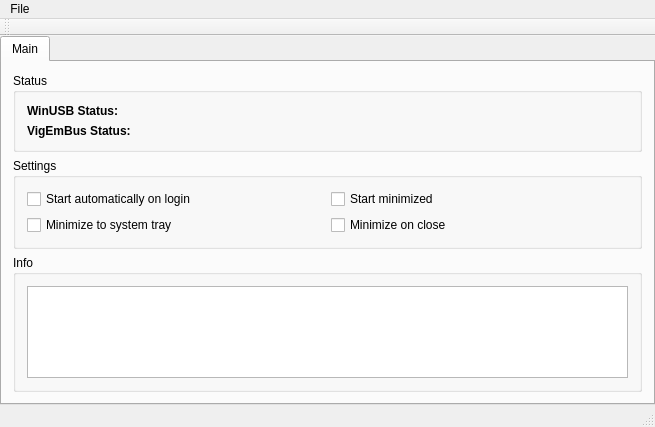
The window that XBOFS.win.qt5/XBOFSWinQT5GUI.ui (OOPMan/XBOFS.win) describes before a commit, drawn with Qt 5.
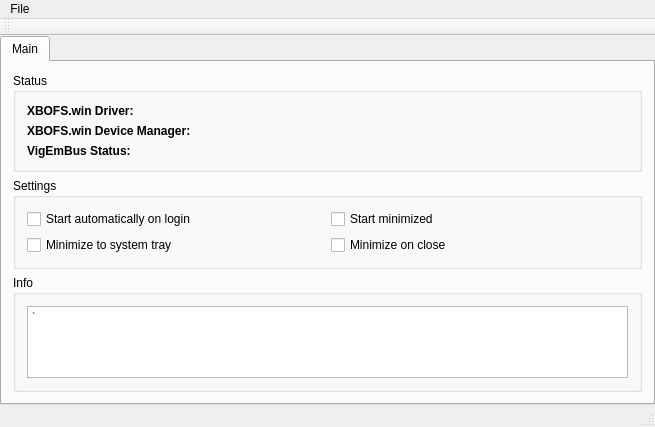
The same window after the commit. Icons and pictures are not drawn.

Commit message: #2: Enhanced GUI to display additional info

Diff of the .ui file:
```diff
--- a/XBOFS.win.qt5/XBOFSWinQT5GUI.ui
+++ b/XBOFS.win.qt5/XBOFSWinQT5GUI.ui
@@ -50,7 +50,7 @@
            <item row="0" column="0">
             <widget class="QLabel" name="label">
              <property name="text">
-              <string>&lt;html&gt;&lt;head/&gt;&lt;body&gt;&lt;p&gt;&lt;span style=&quot; font-weight:600;&quot;&gt;WinUSB Status:&lt;/span&gt;&lt;/p&gt;&lt;/body&gt;&lt;/html&gt;</string>
+              <string>&lt;html&gt;&lt;head/&gt;&lt;body&gt;&lt;p&gt;&lt;span style=&quot; font-weight:600;&quot;&gt;XBOFS.win Driver:&lt;/span&gt;&lt;/p&gt;&lt;/body&gt;&lt;/html&gt;</string>
              </property>
             </widget>
            </item>
@@ -59,20 +59,43 @@
              <property name="text">
               <string/>
              </property>
+             <property name="textFormat">
+              <enum>Qt::RichText</enum>
+             </property>
             </widget>
            </item>
-           <item row="1" column="0">
+           <item row="2" column="0">
             <widget class="QLabel" name="label_2">
              <property name="text">
               <string>&lt;html&gt;&lt;head/&gt;&lt;body&gt;&lt;p&gt;&lt;span style=&quot; font-weight:600;&quot;&gt;VigEmBus Status:&lt;/span&gt;&lt;/p&gt;&lt;/body&gt;&lt;/html&gt;</string>
              </property>
             </widget>
            </item>
-           <item row="1" column="1">
+           <item row="2" column="1">
             <widget class="QLabel" name="vigEmBusStatus">
              <property name="text">
               <string/>
              </property>
+             <property name="textFormat">
+              <enum>Qt::RichText</enum>
+             </property>
+            </widget>
+           </item>
+           <item row="1" column="0">
+            <widget class="QLabel" name="label_3">
+             <property name="text">
+              <string>&lt;html&gt;&lt;head/&gt;&lt;body&gt;&lt;p&gt;&lt;span style=&quot; font-weight:600;&quot;&gt;XBOFS.win Device Manager:&lt;/span&gt;&lt;/p&gt;&lt;/body&gt;&lt;/html&gt;</string>
+             </property>
+            </widget>
+           </item>
+           <item row="1" column="1">
+            <widget class="QLabel" name="xbofsWinDeviceManagerStatus">
+             <property name="text">
+              <string/>
+             </property>
+             <property name="textFormat">
+              <enum>Qt::RichText</enum>
+             </property>
             </widget>
            </item>
           </layout>
@@ -126,6 +149,16 @@
              <property name="readOnly">
               <bool>true</bool>
              </property>
+             <property name="html">
+              <string>&lt;!DOCTYPE HTML PUBLIC &quot;-//W3C//DTD HTML 4.0//EN&quot; &quot;http://www.w3.org/TR/REC-html40/strict.dtd&quot;&gt;
+&lt;html&gt;&lt;head&gt;&lt;meta name=&quot;qrichtext&quot; content=&quot;1&quot; /&gt;&lt;style type=&quot;text/css&quot;&gt;
+p, li { white-space: pre-wrap; }
+&lt;/style&gt;&lt;/head&gt;&lt;body style=&quot; font-family:'MS Shell Dlg 2'; font-size:8.25pt; font-weight:400; font-style:normal;&quot;&gt;
+&lt;p style=&quot; margin-top:0px; margin-bottom:0px; margin-left:0px; margin-right:0px; -qt-block-indent:0; text-indent:0px;&quot;&gt;`&lt;/p&gt;&lt;/body&gt;&lt;/html&gt;</string>
+             </property>
+             <property name="textInteractionFlags">
+              <set>Qt::TextBrowserInteraction</set>
+             </property>
             </widget>
            </item>
           </layout>
```
Left out of the diff: 2 changed lines with no effect on the pictures. The commit also changes 1 other file.
